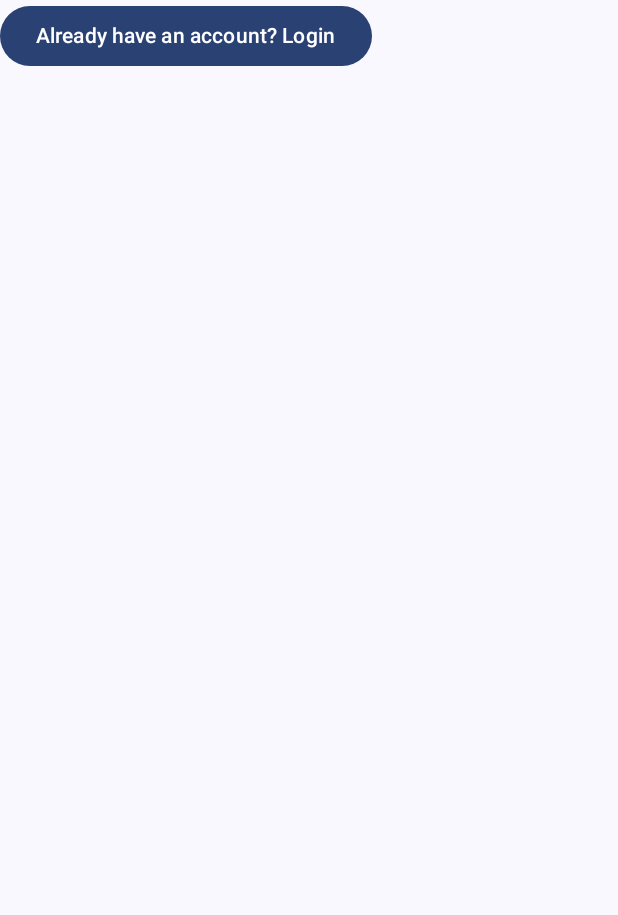
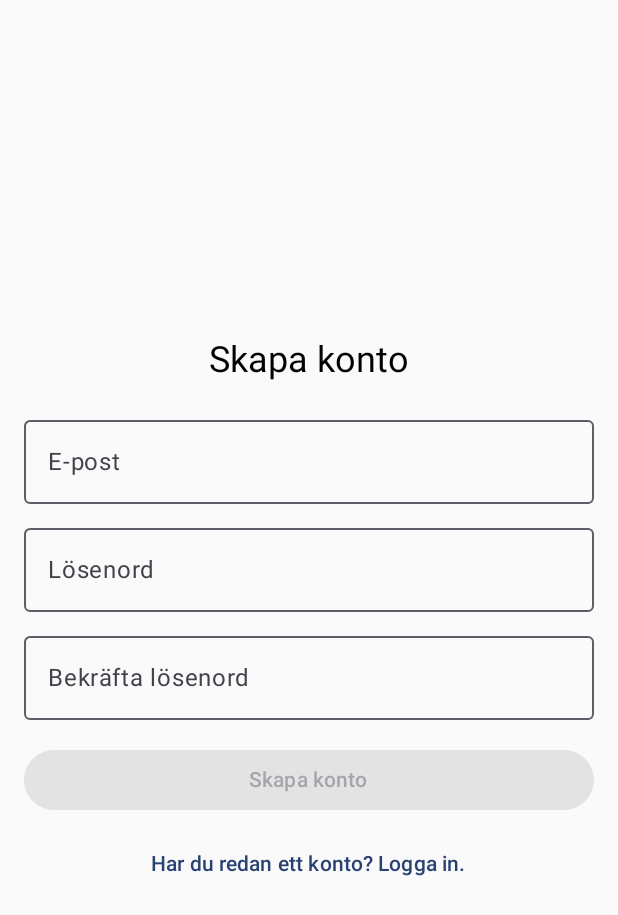
Before and after one commit to KalleJohansson93/TravelTracker, an Android app built with Jetpack Compose: the RegisterScreen screen opened through its navigation route, on a phone screen of 412 x 824 dp. Shown: the top 915 px of the screen. Run offline under Robolectric (Android 15) with nearby library versions, the phone set to English and light mode, and no system bars; our stand-ins replace Firebase (no records; nobody signed in at launch, a user with empty details on screens opened directly).

Commit message:
Cleaned up MainActivity and fixed RegisterScreen

```diff
--- a/app/src/main/java/com/example/traveltracker/MainActivity.kt
+++ b/app/src/main/java/com/example/traveltracker/MainActivity.kt
@@ -1,15 +1,9 @@
 package com.example.traveltracker
 
-import CountryRepository
 import android.os.Bundle
 import androidx.activity.ComponentActivity
 import androidx.activity.compose.setContent
 import androidx.activity.enableEdgeToEdge
-import androidx.compose.foundation.layout.fillMaxSize
-import androidx.compose.foundation.layout.padding
-import androidx.compose.material3.Button
-import androidx.compose.material3.Scaffold
-import androidx.compose.material3.Text
 import androidx.compose.runtime.Composable
 import androidx.compose.runtime.DisposableEffect
 import androidx.compose.runtime.LaunchedEffect
@@ -17,21 +11,13 @@ import androidx.compose.runtime.remember
 import androidx.compose.runtime.getValue
 import androidx.compose.runtime.mutableStateOf
 import androidx.compose.runtime.State
-import androidx.compose.ui.Modifier
-import androidx.lifecycle.ViewModelProvider
-import androidx.lifecycle.viewmodel.compose.viewModel // Kommentera ut om du skickar ViewModel via navigation
 import androidx.navigation.compose.NavHost
 import androidx.navigation.compose.composable
 import androidx.navigation.compose.rememberNavController
 import com.example.traveltracker.ui.screens.LoginScreen
 import com.example.traveltracker.ui.screens.RegisterScreen
-// Importera inte CountryListScreen och StatisticsScreen direkt här längre
-// com.example.traveltracker.ui.screens.CountryListScreen
-// com.example.traveltracker.ui.screens.StatisticsScreen // Kommer senare
-// Import ViewModel om den skickas via navigation: com.example.traveltracker.viewmodel.CountryListViewModel
-import com.example.traveltracker.ui.LoggedInContent // Importera den nya Composable'n
+import com.example.traveltracker.ui.LoggedInContent
 import com.example.traveltracker.ui.theme.TravelTrackerTheme
-import com.example.traveltracker.viewmodel.CountryListViewModel
 import com.google.firebase.auth.FirebaseAuth
 import com.google.firebase.auth.FirebaseUser
 
@@ -43,7 +29,6 @@ class MainActivity : ComponentActivity() {
         enableEdgeToEdge()
         setContent {
             TravelTrackerTheme {
-                // AppNavigation hanterar nu den övergripande inloggning/utloggning
                 AppNavigation()
             }
         }
@@ -67,11 +52,10 @@ fun rememberFirebaseAuthSate(): State<FirebaseUser?> {
     return currentUserState
 }
 
-// Definiera rutter som konstanter för att undvika stavfel
 object AppRoutes {
     const val LOGIN = "login"
     const val REGISTER = "register"
-    const val LOGGED_IN_CONTENT = "loggedInContent" // En route som wrapper de inloggade sidorna
+    const val LOGGED_IN_CONTENT = "loggedInContent"
 }
 
 @Composable
@@ -82,82 +66,41 @@ fun AppNavigation() {
     val isLoggedIn = currentUser != null
 
     LaunchedEffect(isLoggedIn) {
-        // Logga ut eventuell utskrift för att se när omdirigering sker
-        // android.util.Log.d("AppNavigation", "Login state changed: isLoggedIn = $isLoggedIn")
 
         if (isLoggedIn) {
-            // Om inloggad, navigera till wrappern för inloggat innehåll
-            // Ta bort inloggnings- och registreringsskärmarna från backstack
             navController.navigate(AppRoutes.LOGGED_IN_CONTENT) {
                 popUpTo(AppRoutes.LOGIN) { inclusive = true }
                 popUpTo(AppRoutes.REGISTER) { inclusive = true }
             }
         } else {
-            // Om utloggad, navigera till inloggningsskärmen
-            // Rensa hela backstacken för att förhindra att man backar till inloggat innehåll
             navController.navigate(AppRoutes.LOGIN) {
-                // Rensa backstacken upp till startdestinationen (login i detta fall)
                 popUpTo(navController.graph.id) { inclusive = true }
             }
         }
     }
 
-    // Notera att Scaffolden nu *inte* wrappar NavHosten, eftersom LoggedInContent
-    // kommer att ha sin egen Scaffold med BottomAppBar.
     NavHost(
         navController = navController,
-        startDestination = AppRoutes.LOGIN // Alltid starta på login, LaunchedEffect hanterar omdirigering
-        // Modifier appliceras inuti respektive Composable (t.ex. LoginScreen, LoggedInContent)
-        // modifier = Modifier.padding(innerPadding) // Ta bort detta
+        startDestination = AppRoutes.LOGIN
     ) {
         composable(AppRoutes.LOGIN) {
-            // Inga Scaffold här, LoginScreen har sin egen layout
             LoginScreen(
                onNavigateToRegister = { navController.navigate(AppRoutes.REGISTER) }
-                // onLoginSuccess är inte nödvändigt här längre, LaunchedEffect hanterar det
             )
         }
         composable(AppRoutes.REGISTER) {
-            // Placeholder för registersidan, behöver anrop till navController här också
             RegisterScreen(
-                onNavigateToLogin = { navController.navigate(AppRoutes.LOGIN) }
-                // onRegistrationSuccess är inte nödvändigt här, LaunchedEffect hanterar det
+                onNavigateToLogin = { navController.navigate(AppRoutes.LOGIN) },
+                onRegisterSuccess = { navController.navigate(AppRoutes.LOGIN) }
             )
         }
-        // Denna Composable agerar som en wrapper för allt inloggat innehåll
         composable(AppRoutes.LOGGED_IN_CONTENT) {
-            // Här skapar vi vår LoggedInContent Composable
-            // Den får navigationskontrollen från huvudnavigeringen
-            // och en lambda för utloggning
             LoggedInContent(
-                appNavController = navController, // Passa huvudkontrollen till LoggedInContent
+                appNavController = navController,
                 onLogout = {
-                    // Utför utloggningen via Firebase Auth
                     FirebaseAuth.getInstance().signOut()
-                    // LaunchedEffect i AppNavigation kommer att upptäcka state-ändringen
-                    // och navigera till login
                 }
             )
         }
     }
 }
-
-// Lägg till eller uppdatera din RegisterScreen Composable för att hantera navigation tillbaka
-@Composable
-fun RegisterScreen(
-    onNavigateToLogin: () -> Unit
-    // Lägg till andra parametrar som behövs för registrering (viewModel, etc.)
-) {
-    // Din UI för registreringsskärmen
-    // Inkludera en knapp eller länk som anropar onNavigateToLogin()
-    // Scaffold kan finnas här
-    Scaffold(modifier = Modifier.fillMaxSize()) { innerPadding ->
-        // Din registrerings-UI
-        // Exempel: Knapp för att gå tillbaka till inloggning
-        Button(onClick = onNavigateToLogin, modifier = Modifier.padding(innerPadding)) {
-            Text("Already have an account? Login")
-        }
-        // Lägg till din registreringsform etc. här
-    }
-
-}
--- a/app/src/main/java/com/example/traveltracker/viewmodel/CountryListViewModel.kt
+++ b/app/src/main/java/com/example/traveltracker/viewmodel/CountryListViewModel.kt
@@ -50,12 +50,6 @@ class CountryListViewModel(
         }
     }
 
-    fun logout() {
-        auth.signOut()
-        // ViewModel ska inte hantera navigering, men den kan meddela UI via State/Event
-        // eller så hanterar UI LoggedInContent direkt att användaren är utloggad via Auth State.
-    }
-
     // Implementera funktioner för att uppdatera betyg
     // fun updateCountryRating(countryCode: String, rating: Int?) { ... }
 }
```
